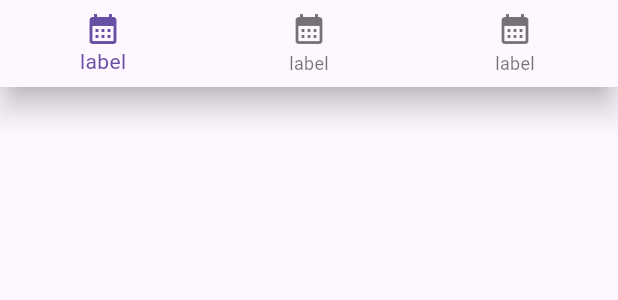
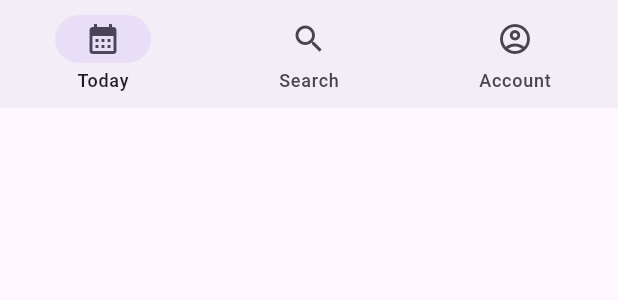
Before and after one commit to catQuantumCat/PBL4-task-manager, a Flutter app: the NavigationWidget widget shown alone on an empty page, opened directly, on a phone screen of 412 x 824 dp. Shown: the top 300 px of the screen. Run offline on Flutter 3.47's test engine with Material 3 defaults, Android fonts, the phone set to English and light mode, and no system bars; our stand-ins replace dio, equatable, flutter_bloc, get_it, hive; accounts and stored records are empty; network calls fail.

Commit message:
Fix: change nav bar to Material 3 style

```diff
--- a/mobile/taskmanager/lib/modules/navigation/widget/navigation.widget.dart
+++ b/mobile/taskmanager/lib/modules/navigation/widget/navigation.widget.dart
@@ -9,18 +9,28 @@ class NavigationWidget extends StatelessWidget {
   Widget build(BuildContext context) {
     return BlocBuilder<NavigationBloc, NavigationState>(
       builder: (context, state) {
-        return BottomNavigationBar(
-          onTap: (index) => context
+        return NavigationBar(
+          height: kBottomNavigationBarHeight + 16,
+          onDestinationSelected: (value) => context
               .read<NavigationBloc>()
-              .add(NavigationItemTapped(newIndex: index)),
-          currentIndex: state.index,
-          items: const [
-            BottomNavigationBarItem(
-                icon: Icon(Icons.calendar_month), label: "label"),
-            BottomNavigationBarItem(
-                icon: Icon(Icons.calendar_month), label: "label"),
-            BottomNavigationBarItem(
-                icon: Icon(Icons.calendar_month), label: "label"),
+              .add(NavigationItemTapped(newIndex: value)),
+          selectedIndex: state.index,
+          destinations: const [
+            NavigationDestination(
+              icon: Icon(Icons.calendar_month_outlined),
+              selectedIcon: Icon(Icons.calendar_month),
+              label: "Today",
+            ),
+            NavigationDestination(
+              icon: Icon(Icons.search),
+              selectedIcon: Icon(Icons.search),
+              label: "Search",
+            ),
+            NavigationDestination(
+              icon: Icon(Icons.account_circle_outlined),
+              selectedIcon: Icon(Icons.account_circle),
+              label: "Account",
+            ),
           ],
         );
       },
```
